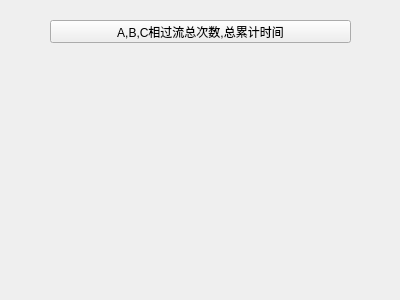
Above: SerialPortAssistant-master/SerialPortAssistant-master/event/overcurrent.ui from qq71838603/SerialPort-read9009 before the change. Below: the same form after it.
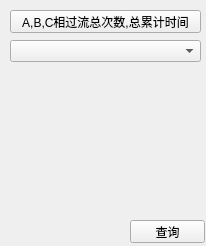
That is the form after the change.

```diff
--- a/SerialPortAssistant-master/SerialPortAssistant-master/event/overcurrent.ui
+++ b/SerialPortAssistant-master/SerialPortAssistant-master/event/overcurrent.ui
@@ -6,8 +6,8 @@
    <rect>
     <x>0</x>
     <y>0</y>
-    <width>400</width>
-    <height>300</height>
+    <width>206</width>
+    <height>246</height>
    </rect>
   </property>
   <property name="windowTitle">
@@ -16,9 +16,9 @@
   <widget class="QPushButton" name="ABCovercurrent">
    <property name="geometry">
     <rect>
-     <x>50</x>
-     <y>20</y>
-     <width>301</width>
+     <x>10</x>
+     <y>10</y>
+     <width>191</width>
      <height>23</height>
     </rect>
    </property>
@@ -26,6 +26,29 @@
     <string>A,B,C相过流总次数,总累计时间</string>
    </property>
   </widget>
+  <widget class="QPushButton" name="query_button">
+   <property name="geometry">
+    <rect>
+     <x>130</x>
+     <y>220</y>
+     <width>75</width>
+     <height>23</height>
+    </rect>
+   </property>
+   <property name="text">
+    <string>查询</string>
+   </property>
+  </widget>
+  <widget class="QComboBox" name="comboBox">
+   <property name="geometry">
+    <rect>
+     <x>10</x>
+     <y>40</y>
+     <width>191</width>
+     <height>22</height>
+    </rect>
+   </property>
+  </widget>
  </widget>
  <resources/>
  <connections/>
```
